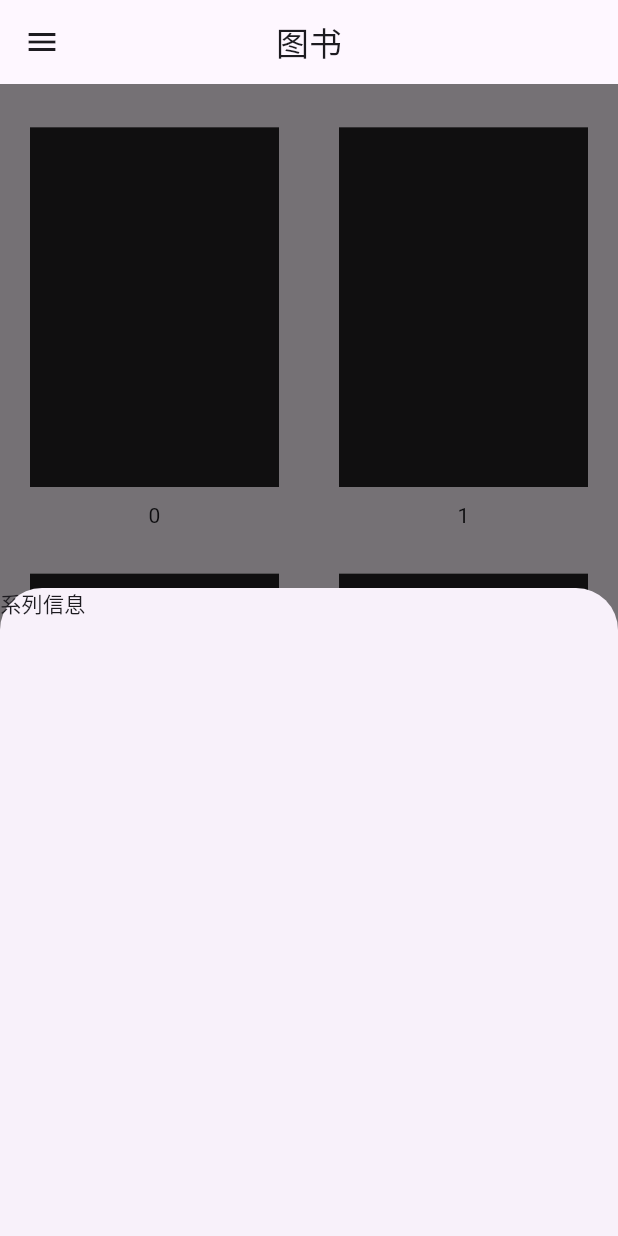
After one commit to qqaazz2/resourceManager-flutter, a Flutter app: the BooksPage screen opened by its route, after a tap on an icon or button, on a phone screen of 412 x 824 dp. The commit adds this screen. Run offline on Flutter 3.47's test engine with Material 3 defaults, Android fonts, the phone set to English and light mode, and no system bars; our stand-ins replace dio, flutter_easyloading, go_router, shared_preferences; missing offline and left inert: dart:js; accounts and stored records are empty; network calls fail.

Commit message:
fix:完善图书模块静态页面

```diff
--- a/lib/main.dart
+++ b/lib/main.dart
@@ -4,7 +4,7 @@ import 'dart:js';
 import 'package:flutter/material.dart';
 import 'package:flutter_easyloading/flutter_easyloading.dart';
 import 'package:go_router/go_router.dart';
-import 'package:resourcemanager/routes/BooksPage.dart';
+import 'package:resourcemanager/routes/books/BooksPage.dart';
 import 'package:resourcemanager/routes/HomePage.dart';
 import 'package:resourcemanager/routes/LoginPage.dart';
 import 'package:resourcemanager/widgets/LeftDrawer.dart';
--- a/lib/routes/BooksPage.dart
+++ /dev/null
@@ -1,50 +0,0 @@
-import 'package:flutter/material.dart';
-import 'package:resourcemanager/main.dart';
-
-class BooksPage extends StatefulWidget {
-  const BooksPage({super.key});
-
-  @override
-  State<StatefulWidget> createState() => BooksPageState();
-}
-
-class BooksPageState extends State<BooksPage> {
-  @override
-  Widget build(BuildContext context) {
-    return LayoutBuilder(builder: (context, constraints) {
-      int num = 10;
-      if (1300 > constraints.maxWidth && constraints.maxWidth > 600) {
-        num = 4;
-      } else if (constraints.maxWidth < MyApp.width) {
-        num = 2;
-      }
-      return GridView.builder(
-          itemCount: 20,
-          gridDelegate: SliverGridDelegateWithMaxCrossAxisExtent(
-              maxCrossAxisExtent: constraints.maxWidth / num,
-              childAspectRatio: 9 / 13),
-          itemBuilder: (context, index) {
-            return Padding(
-                padding: EdgeInsets.symmetric(horizontal: 20),
-                child: Stack(
-                  alignment: Alignment.center,
-                  children: [
-                    AspectRatio(
-                      aspectRatio: 9 / 13,
-                      child: Container(
-                        width: double.infinity,
-                        height: double.infinity,
-                        color: Colors.black87,
-                      ),
-                    ),
-                    Positioned(
-                        bottom: 0,
-                        child: Text(
-                          "$index",
-                        ))
-                  ],
-                ));
-          });
-    });
-  }
-}
--- /dev/null
+++ b/lib/routes/books/BooksDetails.dart
@@ -0,0 +1,29 @@
+import 'package:flutter/material.dart';
+import 'package:resourcemanager/main.dart';
+
+class BooksDetails extends StatefulWidget {
+  const BooksDetails({super.key});
+
+  @override
+  State<StatefulWidget> createState() => BooksDetailsState();
+}
+
+class BooksDetailsState extends State {
+  @override
+  Widget build(BuildContext context) {
+    double screenWidth = MediaQuery.of(context).size.width;
+    double screenHeight = MediaQuery.of(context).size.height;
+    List tabs = ["系列信息", "书籍列表", "书籍详情"];
+    return Container(
+      width: screenWidth > MyApp.width ? screenWidth * 0.6 : screenWidth,
+      height: screenWidth > MyApp.width ? screenHeight * 0.6 : screenHeight,
+      child: DefaultTabController(
+          length: tabs.length,
+          child: TabBarView(
+            children: tabs.map((e) {
+              return Text(e);
+            }).toList(),
+          )),
+    );
+  }
+}
--- /dev/null
+++ b/lib/routes/books/BooksPage.dart
@@ -0,0 +1,71 @@
+import 'package:flutter/material.dart';
+import 'package:resourcemanager/main.dart';
+import 'package:resourcemanager/routes/books/BooksDetails.dart';
+
+class BooksPage extends StatefulWidget {
+  const BooksPage({super.key});
+
+  @override
+  State<StatefulWidget> createState() => BooksPageState();
+}
+
+class BooksPageState extends State<BooksPage> {
+  void showDetails(bool isPc) {
+    if (isPc) {
+      showDialog(
+          context: context,
+          builder: (BuildContext context) {
+            return const Dialog(child: BooksDetails());
+          });
+    } else {
+      showModalBottomSheet<int>(
+        context: context,
+        builder: (BuildContext context) {
+          return const BooksDetails();
+        },
+      );
+    }
+  }
+
+  @override
+  Widget build(BuildContext context) {
+    return LayoutBuilder(builder: (context, constraints) {
+      int num = 10;
+      if (1300 > constraints.maxWidth && constraints.maxWidth > 600) {
+        num = 4;
+      } else if (constraints.maxWidth < MyApp.width) {
+        num = 2;
+      }
+      return GridView.builder(
+          itemCount: 20,
+          gridDelegate: SliverGridDelegateWithMaxCrossAxisExtent(
+              maxCrossAxisExtent: constraints.maxWidth / num,
+              childAspectRatio: 9 / 13),
+          itemBuilder: (context, index) {
+            return Padding(
+                padding: const EdgeInsets.symmetric(horizontal: 20),
+                child: GestureDetector(
+                  onTap: () => showDetails(constraints.maxWidth > MyApp.width),
+                  child: Stack(
+                    alignment: Alignment.center,
+                    children: [
+                      AspectRatio(
+                        aspectRatio: 9 / 13,
+                        child: Container(
+                          width: double.infinity,
+                          height: double.infinity,
+                          color: Colors.black87,
+                        ),
+                      ),
+                      Positioned(
+                          bottom: 0,
+                          child: Text(
+                            "$index",
+                          ))
+                    ],
+                  ),
+                ));
+          });
+    });
+  }
+}
```
